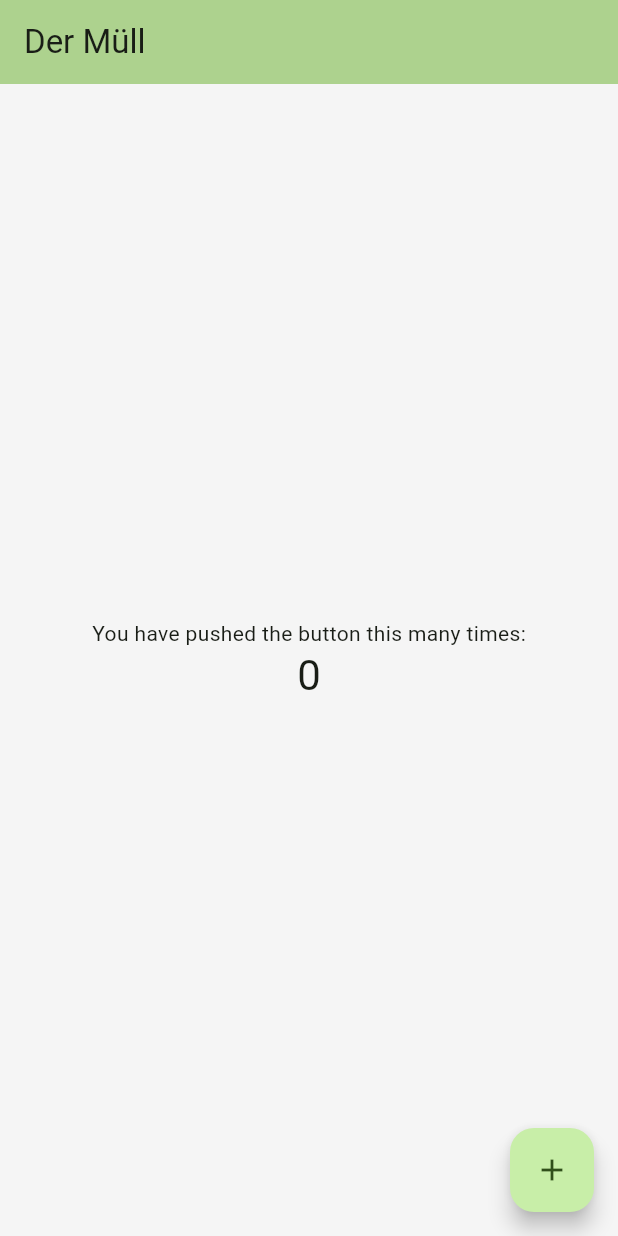
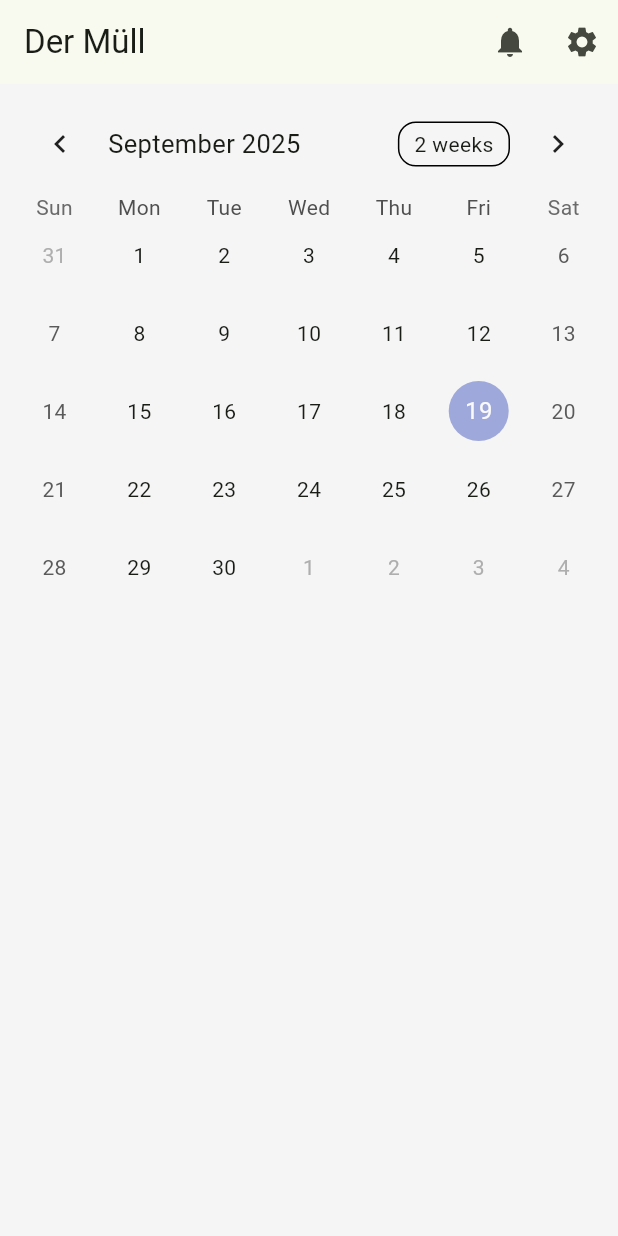
Before and after one commit to mrkaplan0/dermuell, a Flutter app: the screen it shows after launch, on a phone screen of 412 x 824 dp. Run offline on Flutter 3.47's test engine with Material 3 defaults, Android fonts, the phone set to English and light mode, and no system bars; drawn by our look-alikes of table_calendar; our stand-ins replace dio, flutter_animate, flutter_riverpod, flutter_secure_storage.

Commit message:
Refactor HomePage and  add calendar

```diff
--- a/lib/main.dart
+++ b/lib/main.dart
@@ -26,7 +26,7 @@ class MyApp extends StatelessWidget {
         '/': (context) => const LandingPage(),
         '/landing': (context) => const LandingPage(),
         '/login': (context) => const LoginPage(),
-        '/home': (context) => const HomePage(title: 'Der Müll'),
+        '/home': (context) => const HomePage(),
       },
       theme: ThemeData(
         useMaterial3: true,
--- a/lib/pages/home_page.dart
+++ b/lib/pages/home_page.dart
@@ -1,73 +1,32 @@
 import 'package:flutter/material.dart';
+import 'package:flutter_riverpod/flutter_riverpod.dart';
+import 'package:table_calendar/table_calendar.dart';
 
-class HomePage extends StatefulWidget {
-  const HomePage({super.key, required this.title});
-
-  final String title;
+class HomePage extends ConsumerWidget {
+  const HomePage({super.key});
 
   @override
-  State<HomePage> createState() => _HomePageState();
-}
-
-class _HomePageState extends State<HomePage> {
-  int _counter = 0;
-
-  void _incrementCounter() {
-    setState(() {
-      _counter++;
-    });
-  }
-
-  @override
-  Widget build(BuildContext context) {
-    // This method is rerun every time setState is called, for instance as done
-    // by the _incrementCounter method above.
-    //
-    // The Flutter framework has been optimized to make rerunning build methods
-    // fast, so that you can just rebuild anything that needs updating rather
-    // than having to individually change instances of widgets.
+  Widget build(BuildContext context, WidgetRef ref) {
     return Scaffold(
       appBar: AppBar(
-        // TRY THIS: Try changing the color here to a specific color (to
-        // Colors.amber, perhaps?) and trigger a hot reload to see the AppBar
-        // change color while the other colors stay the same.
-        backgroundColor: Theme.of(context).colorScheme.inversePrimary,
-        // Here we take the value from the MyHomePage object that was created by
-        // the App.build method, and use it to set our appbar title.
-        title: Text(widget.title),
+        title: const Text('Der Müll'),
+        actions: [
+          IconButton(onPressed: () {}, icon: const Icon(Icons.notifications)),
+          IconButton(onPressed: () {}, icon: const Icon(Icons.settings)),
+        ],
       ),
-      body: Center(
-        // Center is a layout widget. It takes a single child and positions it
-        // in the middle of the parent.
-        child: Column(
-          // Column is also a layout widget. It takes a list of children and
-          // arranges them vertically. By default, it sizes itself to fit its
-          // children horizontally, and tries to be as tall as its parent.
-          //
-          // Column has various properties to control how it sizes itself and
-          // how it positions its children. Here we use mainAxisAlignment to
-          // center the children vertically; the main axis here is the vertical
-          // axis because Columns are vertical (the cross axis would be
-          // horizontal).
-          //
-          // TRY THIS: Invoke "debug painting" (choose the "Toggle Debug Paint"
-          // action in the IDE, or press "p" in the console), to see the
-          // wireframe for each widget.
-          mainAxisAlignment: MainAxisAlignment.center,
-          children: <Widget>[
-            const Text('You have pushed the button this many times:'),
-            Text(
-              '$_counter',
-              style: Theme.of(context).textTheme.headlineMedium,
+      body: Column(
+        children: [
+          Padding(
+            padding: const EdgeInsets.all(8.0),
+            child: TableCalendar(
+              firstDay: DateTime.utc(2010, 10, 16),
+              lastDay: DateTime.utc(2030, 3, 14),
+              focusedDay: DateTime.now(),
             ),
-          ],
-        ),
+          ),
+        ],
       ),
-      floatingActionButton: FloatingActionButton(
-        onPressed: _incrementCounter,
-        tooltip: 'Increment',
-        child: const Icon(Icons.add),
-      ), // This trailing comma makes auto-formatting nicer for build methods.
     );
   }
 }
--- a/lib/pages/landing_page.dart
+++ b/lib/pages/landing_page.dart
@@ -1,4 +1,5 @@
 import 'package:dermuell/pages/auth/login_page.dart';
+import 'package:dermuell/pages/home_page.dart';
 import 'package:flutter/material.dart';
 import 'package:flutter_riverpod/flutter_riverpod.dart';
 
@@ -7,6 +8,6 @@ class LandingPage extends ConsumerWidget {
 
   @override
   Widget build(BuildContext context, WidgetRef ref) {
-    return LoginPage();
+    return HomePage();
   }
 }
--- a/pubspec.yaml
+++ b/pubspec.yaml
@@ -38,6 +38,7 @@ dependencies:
   dio: ^5.9.0
   flutter_animate: ^4.5.2
   flutter_secure_storage: ^9.2.4
+  table_calendar: ^3.2.0
 
 dev_dependencies:
   flutter_test:
```
Also changed, not shown: pubspec.lock.
